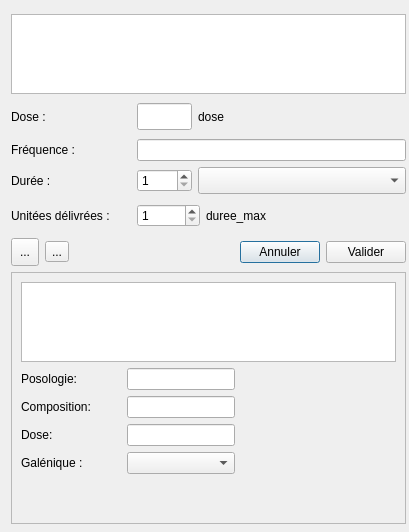
The window that VetGUI/Form_prescrire.ui (FrancoisBagaini/OpenVet0.2) describes before a commit, drawn with Qt 5.
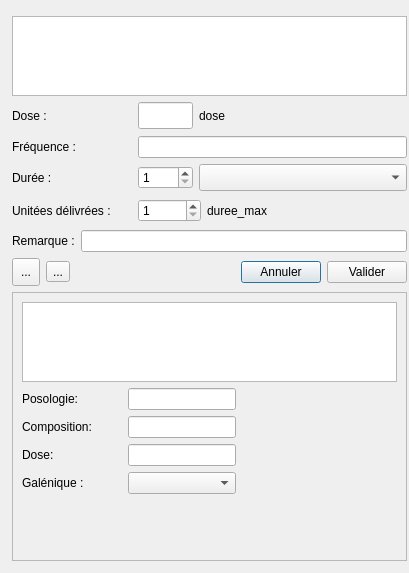
The same window after the commit. Icons and pictures are not drawn. Custom widgets are drawn as their Qt base class.

The edit to the form file:
```diff
--- a/VetGUI/Form_prescrire.ui
+++ b/VetGUI/Form_prescrire.ui
@@ -7,24 +7,24 @@
     <x>0</x>
     <y>0</y>
     <width>409</width>
-    <height>532</height>
+    <height>573</height>
    </rect>
   </property>
   <property name="windowTitle">
    <string>Dialog</string>
   </property>
-  <widget class="QWidget" name="">
+  <widget class="QWidget" name="layoutWidget">
    <property name="geometry">
     <rect>
-     <x>11</x>
-     <y>14</y>
+     <x>12</x>
+     <y>16</y>
      <width>395</width>
-     <height>510</height>
+     <height>545</height>
     </rect>
    </property>
    <layout class="QVBoxLayout" name="MainLayout">
     <item>
-     <layout class="QVBoxLayout" name="verticalLayout">
+     <layout class="QVBoxLayout" name="verticalLayout_4">
       <item>
        <widget class="QPlainTextEdit" name="plainTextEdit_Prescription">
         <property name="maximumSize">
@@ -36,7 +36,7 @@
        </widget>
       </item>
       <item>
-       <layout class="QVBoxLayout" name="TopLayout">
+       <layout class="QVBoxLayout" name="verticalLayout">
         <item>
          <layout class="QHBoxLayout" name="horizontalLayout">
           <item>
@@ -207,6 +207,24 @@
           </item>
          </layout>
         </item>
+        <item>
+         <layout class="QHBoxLayout" name="horizontalLayout_6">
+          <item>
+           <widget class="QLabel" name="label_9">
+            <property name="text">
+             <string>Remarque :</string>
+            </property>
+           </widget>
+          </item>
+          <item>
+           <widget class="QLineEdit" name="lineEdit_Remarque">
+            <property name="maxLength">
+             <number>200</number>
+            </property>
+           </widget>
+          </item>
+         </layout>
+        </item>
        </layout>
       </item>
       <item>
@@ -431,6 +449,13 @@
    </layout>
   </widget>
  </widget>
+ <customwidgets>
+  <customwidget>
+   <class>MyComboBox</class>
+   <extends>QComboBox</extends>
+   <header>Mywidgets</header>
+  </customwidget>
+ </customwidgets>
  <resources>
   <include location="resources.qrc"/>
  </resources>
```
Left out of the diff: 2 changed lines with no effect on the pictures.
